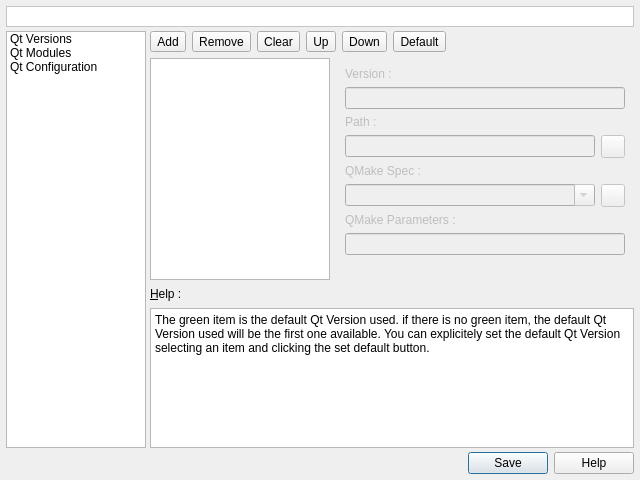
Qt form v2/branches/dev/plugins/xup/QMake/src/gui/UISettingsQMake.ui (testmana2/mks) before a commit.
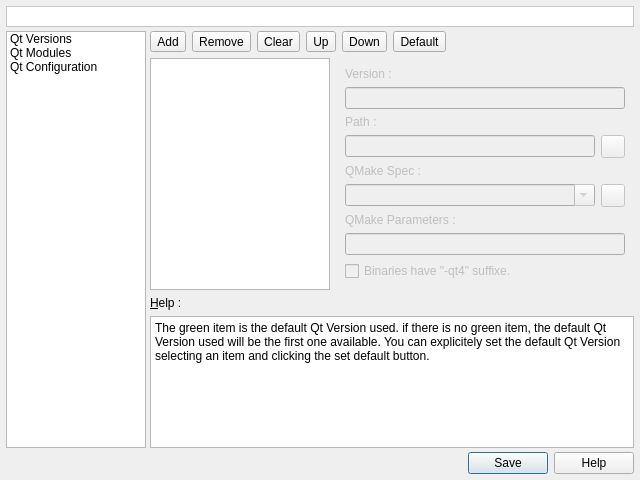
The same form after that commit. Icons and pictures are not drawn.

Commit message: Manage the new HaveQt4Suffixe property of QtVersion

Patch:
```diff
--- a/v2/branches/dev/plugins/xup/QMake/src/gui/UISettingsQMake.ui
+++ b/v2/branches/dev/plugins/xup/QMake/src/gui/UISettingsQMake.ui
@@ -277,6 +277,13 @@
           <item>
            <widget class="QLineEdit" name="leQtVersionQMakeParameters" />
           </item>
+          <item>
+           <widget class="QCheckBox" name="cbQtVersionHaveSuffixe" >
+            <property name="text" >
+             <string>Binaries have "-qt4" suffixe.</string>
+            </property>
+           </widget>
+          </item>
           <item>
            <spacer name="verticalSpacer" >
             <property name="orientation" >
```
The commit also changes 1 other file.
